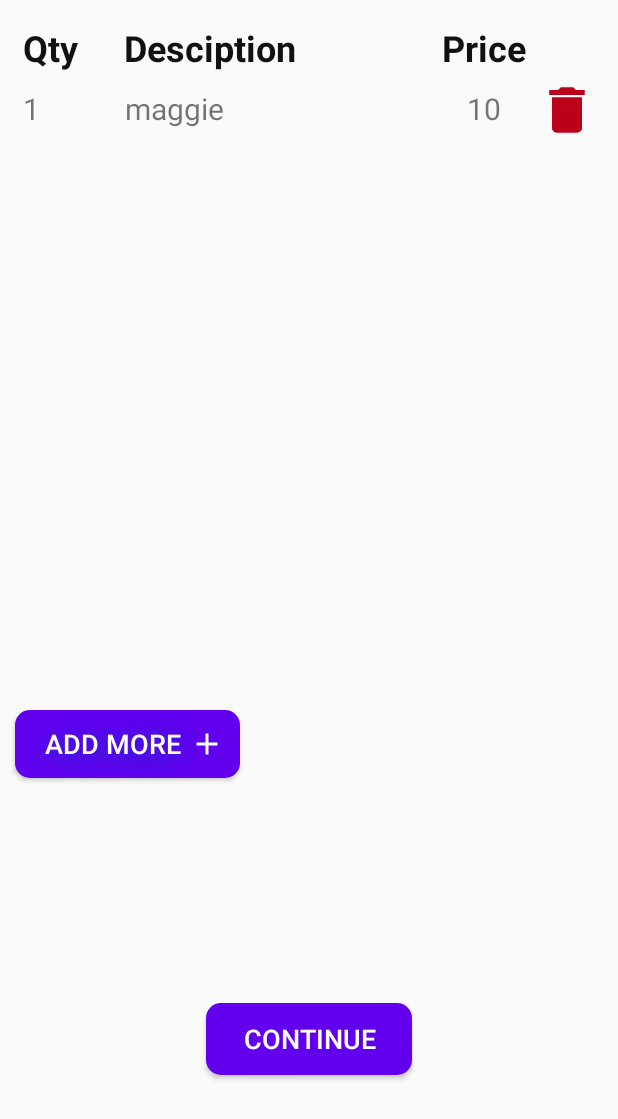
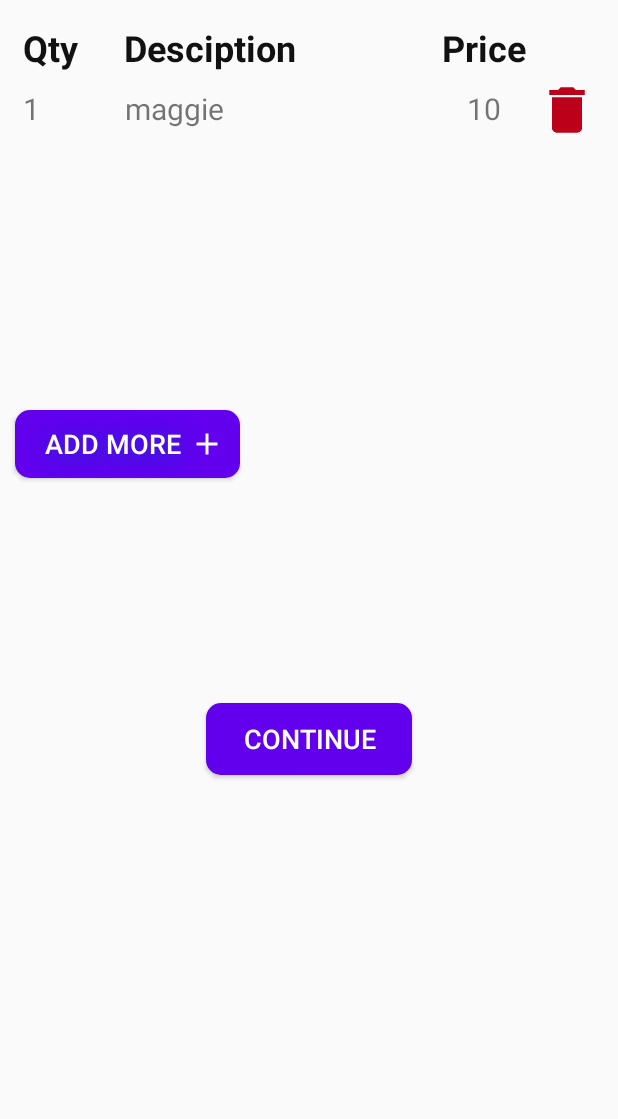
Before and after one commit to ravikant0055/IpayApp, an Android app: the layout activity_list.xml on its own in the app's theme, with its tools: preview values and no code run, on a phone screen of 412 x 824 dp. Shown: the top 1119 px of the screen. Run offline under Robolectric (Android 15) with nearby library versions, the phone set to English and light mode, and no system bars.

Commit message:
Recycler view

```diff
--- a/app/build.gradle
+++ b/app/build.gradle
@@ -42,5 +42,7 @@ dependencies {
     //bar code
     implementation 'com.journeyapps:zxing-android-embedded:4.1.0'
     implementation 'androidx.appcompat:appcompat:1.0.2'
+    //recyclerview
+    implementation 'androidx.recyclerview:recyclerview:1.1.0'
 
 }
--- a/app/src/main/java/com/example/ipay/PairActivity.kt
+++ b/app/src/main/java/com/example/ipay/PairActivity.kt
@@ -58,7 +58,4 @@ class PairActivity : AppCompatActivity() {
 
     }
 
-
-
-
 }
--- a/app/src/main/res/layout/activity_list.xml
+++ b/app/src/main/res/layout/activity_list.xml
@@ -51,10 +51,12 @@
 
     <androidx.recyclerview.widget.RecyclerView
         android:layout_width="match_parent"
-        android:layout_height="400dp"
+        android:layout_height="wrap_content"
         android:id="@+id/itemlistview"
         tools:listitem="@layout/additem"
-        />
+        >
+
+    </androidx.recyclerview.widget.RecyclerView>
 
     <Button
         android:id="@+id/btnadd"
--- a/app/src/main/res/layout/additem.xml
+++ b/app/src/main/res/layout/additem.xml
@@ -12,7 +12,7 @@
         android:orientation="horizontal">
 
         <TextView
-            android:id="@+id/textView10"
+            android:id="@+id/itemid"
             android:layout_width="10dp"
             android:layout_height="wrap_content"
             android:layout_weight="1"
@@ -21,7 +21,7 @@
             android:textSize="20sp" />
 
         <TextView
-            android:id="@+id/textView11"
+            android:id="@+id/description"
             android:layout_width="190dp"
             android:layout_height="wrap_content"
             android:layout_marginLeft="20dp"
@@ -31,7 +31,7 @@
             android:textSize="20sp" />
 
         <TextView
-            android:id="@+id/textView12"
+            android:id="@+id/price"
             android:layout_width="10dp"
             android:layout_height="wrap_content"
             android:layout_weight="1"
```
Also changed, not shown: app/src/main/java/Adapters/ListAdapter.kt (+39 -10 lines), app/src/main/java/com/example/ipay/ListActivity.kt (+17 -8 lines), app/src/main/java/com/example/ipay/Listmodel.kt (+6 -1 lines), app/src/main/java/com/example/ipay/ScanActivity.kt (+4 -3 lines).
